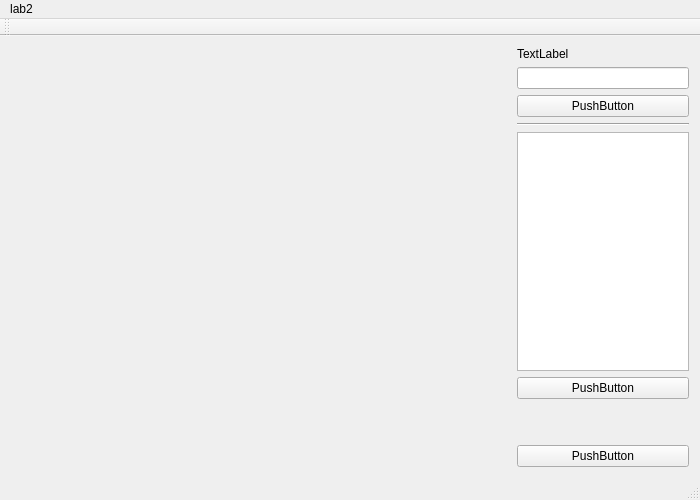
Old version of the form mainwindow.ui in the repository aminbenarieb/na_lab2.
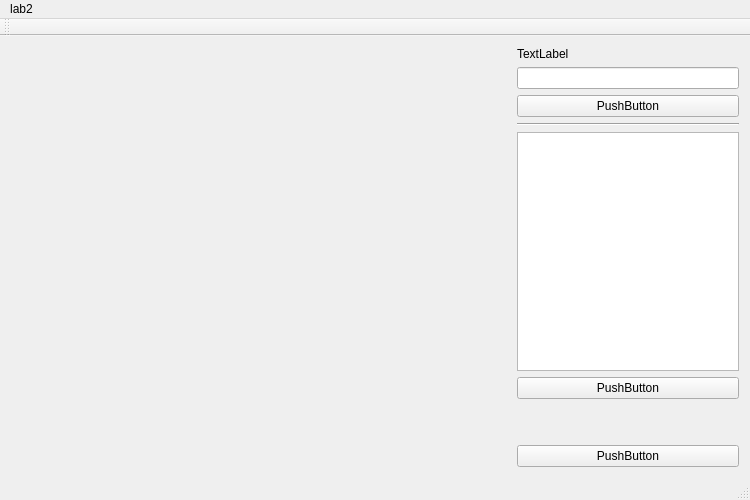
New version of the form. Custom widgets are drawn as their Qt base class.

Commit message: Expanded graph table.

What changed in the file:
```diff
--- a/mainwindow.ui
+++ b/mainwindow.ui
@@ -6,13 +6,13 @@
    <rect>
     <x>0</x>
     <y>0</y>
-    <width>700</width>
+    <width>750</width>
     <height>500</height>
    </rect>
   </property>
   <property name="minimumSize">
    <size>
-    <width>700</width>
+    <width>750</width>
     <height>500</height>
    </size>
   </property>
@@ -127,7 +127,7 @@
     <rect>
      <x>0</x>
      <y>0</y>
-     <width>700</width>
+     <width>750</width>
      <height>22</height>
     </rect>
    </property>
```
The commit also changes 1 other file.
